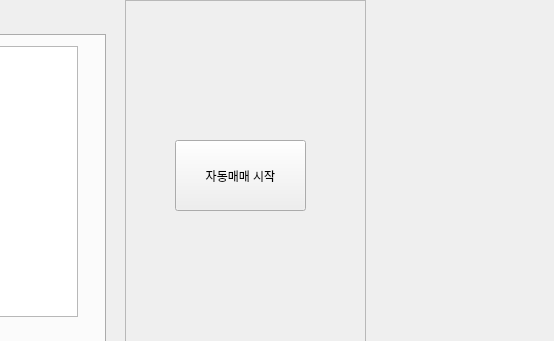
The window that MainWindows.ui (kisbi3/Stock_Kiwoom) describes before a commit, drawn with Qt 5; both pictures show x 565 to 1119 and y 380 to 721 of the 1119 by 833 pixel window.
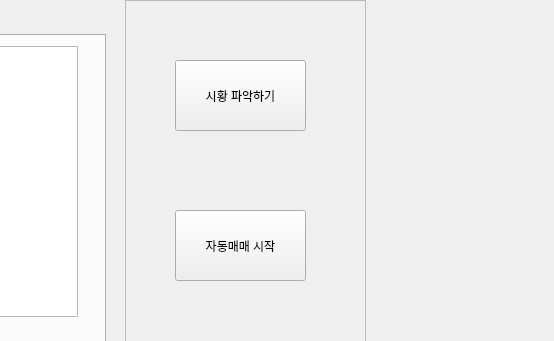
The same window after the commit.

What changed in the file:
```diff
--- a/MainWindows.ui
+++ b/MainWindows.ui
@@ -450,7 +450,7 @@
      <property name="geometry">
       <rect>
        <x>50</x>
-       <y>140</y>
+       <y>210</y>
        <width>131</width>
        <height>71</height>
       </rect>
@@ -459,6 +459,19 @@
       <string>자동매매 시작</string>
      </property>
     </widget>
+    <widget class="QPushButton" name="CRR">
+     <property name="geometry">
+      <rect>
+       <x>50</x>
+       <y>60</y>
+       <width>131</width>
+       <height>71</height>
+      </rect>
+     </property>
+     <property name="text">
+      <string>시황 파악하기</string>
+     </property>
+    </widget>
    </widget>
    <widget class="QTabWidget" name="tabWidget_2">
     <property name="geometry">
```
